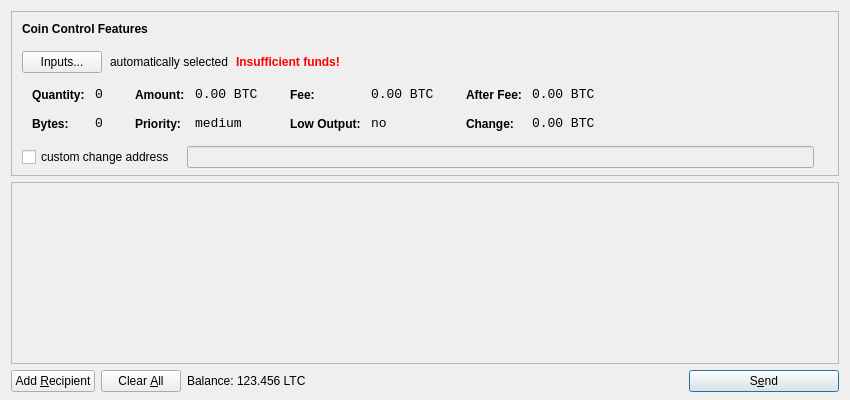
Crypto-Currency/Emerald-OLD---DO-NOT-USE, file src/qt/forms/sendcoinsdialog.ui: the form before one commit.
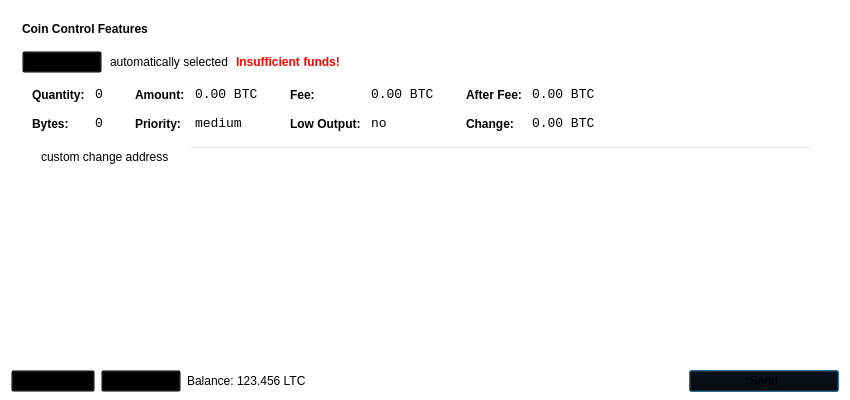
The form after the commit. Icons and pictures are not drawn.

Commit message: editing button colors

Diff of the .ui file:
```diff
--- a/src/qt/forms/sendcoinsdialog.ui
+++ b/src/qt/forms/sendcoinsdialog.ui
@@ -10,9 +10,17 @@
     <height>400</height>
    </rect>
   </property>
+  <property name="font">
+   <font>
+    <family>Ubuntu</family>
+   </font>
+  </property>
   <property name="windowTitle">
    <string>Send Coins</string>
   </property>
+  <property name="styleSheet">
+   <string notr="true">background: transparent;</string>
+  </property>
   <layout class="QVBoxLayout" name="verticalLayout" stretch="0,1,0">
    <property name="bottomMargin">
     <number>8</number>
@@ -39,7 +47,7 @@
      </property>
      <layout class="QVBoxLayout" name="verticalLayoutCoinControl2">
       <property name="spacing">
-       <number>-1</number>
+       <number>6</number>
       </property>
       <property name="leftMargin">
        <number>0</number>
```
Left out of the diff: 2 changed lines with no effect on the pictures. The commit also changes 1 other file.
